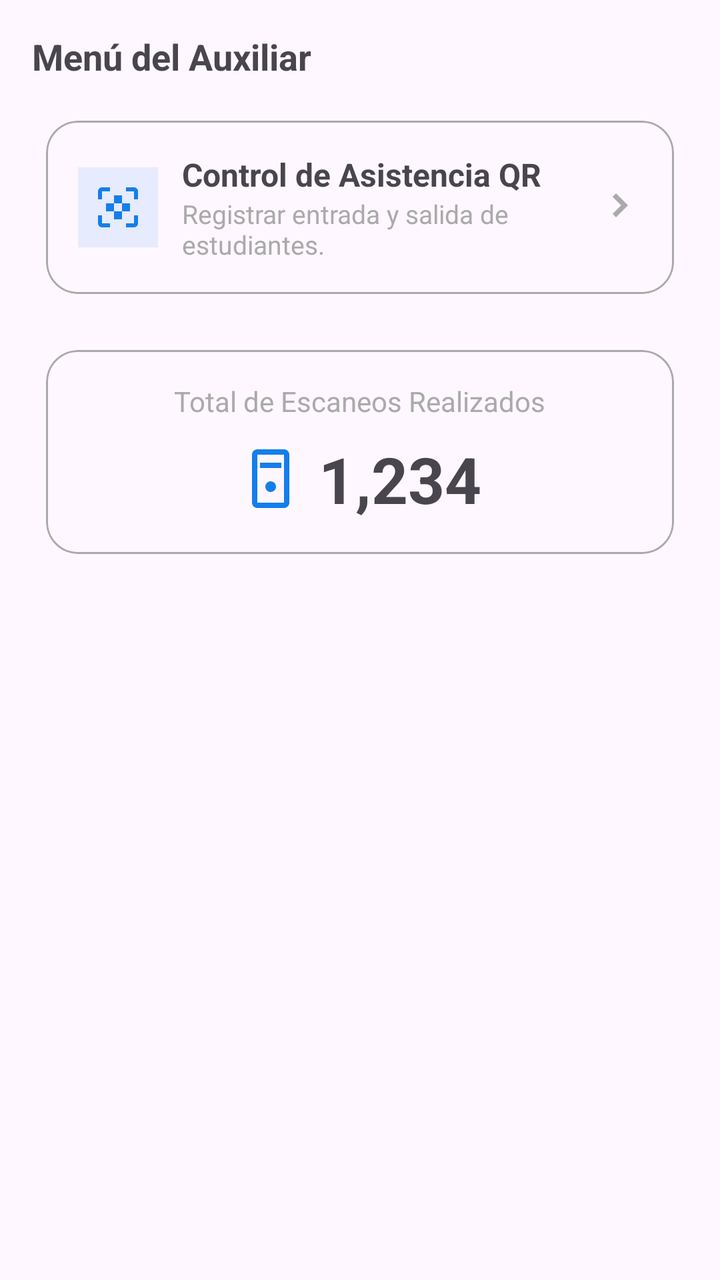
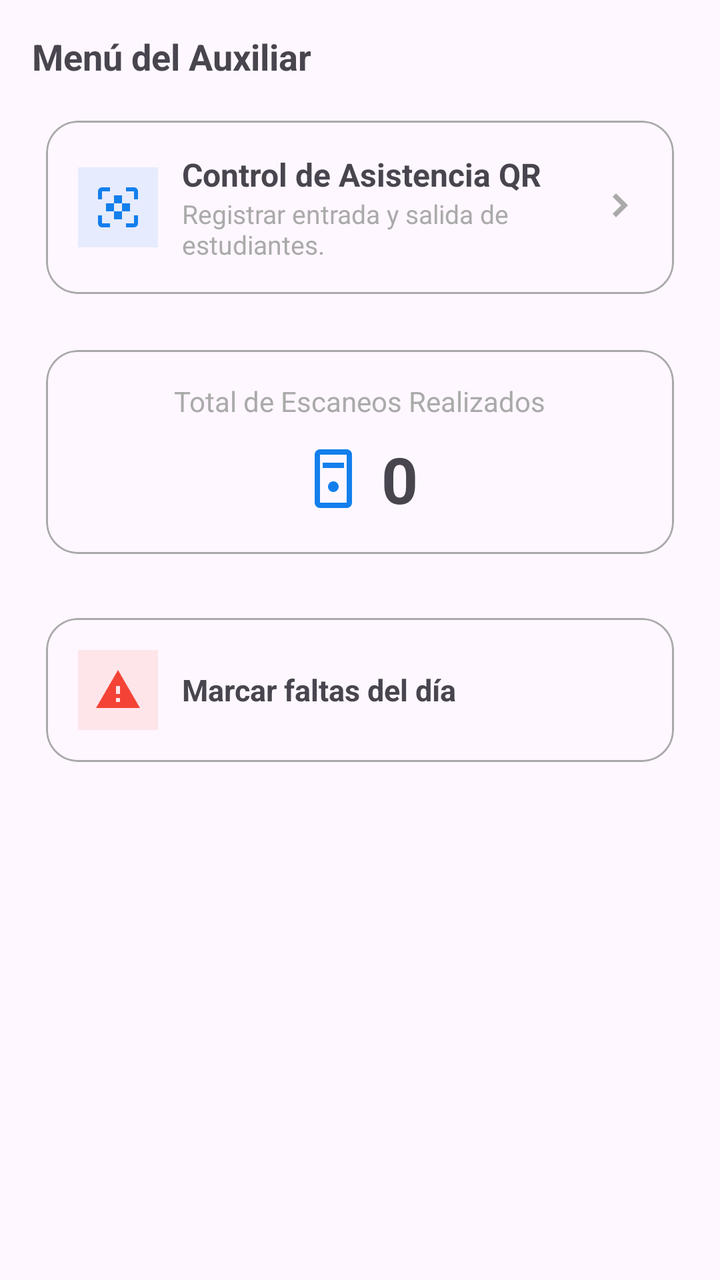

Two renders of the same Android screen: before a commit and after it. Below are the layout's source before the change and the commit's diff.
<!-- AndroidManifest.xml: application theme Theme.App_IESMdB -->
<!-- res/layout/fragment_auxiliar_home.xml -->
<?xml version="1.0" encoding="utf-8"?>
<ScrollView xmlns:android="http://schemas.android.com/apk/res/android"
    xmlns:app="http://schemas.android.com/apk/res-auto"
    android:fillViewport="true"
    android:layout_width="match_parent"
    android:layout_height="match_parent">

    <LinearLayout
        android:layout_width="match_parent"
        android:layout_height="wrap_content"
        android:orientation="vertical"
        android:padding="16dp">

        
        <TextView
            android:id="@+id/tvTitleAux"
            android:layout_width="wrap_content"
            android:layout_height="wrap_content"
            android:text="Menú del Auxiliar"
            android:textStyle="bold"
            android:textSize="18sp"
            android:paddingBottom="12dp" />

        
        <com.google.android.material.card.MaterialCardView
            android:id="@+id/cardScan"
            android:layout_width="match_parent"
            android:layout_height="wrap_content"
            android:layout_marginBottom="12dp"
            app:cardUseCompatPadding="true"
            app:cardCornerRadius="16dp"
            app:strokeWidth="1dp"
            app:strokeColor="@android:color/darker_gray">

            <LinearLayout
                android:layout_width="match_parent"
                android:layout_height="wrap_content"
                android:orientation="horizontal"
                android:padding="16dp"
                android:gravity="center_vertical">

                
                <FrameLayout
                    android:layout_width="40dp"
                    android:layout_height="40dp"
                    android:background="#1A137FEC"
                    android:foregroundGravity="center">

                    <ImageView
                        android:layout_gravity="center"
                        android:layout_width="24dp"
                        android:layout_height="24dp"
                        android:src="@drawable/ic_qr_scanner_24"
                        android:tint="#137FEC"
                        android:contentDescription="@string/app_name"/>
                </FrameLayout>

                <LinearLayout
                    android:layout_width="0dp"
                    android:layout_height="wrap_content"
                    android:layout_weight="1"
                    android:orientation="vertical"
                    android:paddingStart="12dp"
                    android:paddingEnd="12dp">

                    <TextView
                        android:layout_width="wrap_content"
                        android:layout_height="wrap_content"
                        android:text="Control de Asistencia QR"
                        android:textStyle="bold"
                        android:textSize="16sp"/>

                    <TextView
                        android:layout_width="wrap_content"
                        android:layout_height="wrap_content"
                        android:text="Registrar entrada y salida de estudiantes."
                        android:textSize="13sp"
                        android:textColor="@android:color/darker_gray"/>
                </LinearLayout>

                <ImageView
                    android:layout_width="24dp"
                    android:layout_height="24dp"
                    android:src="@drawable/ic_chevron_right_24"
                    android:tint="@android:color/darker_gray"
                    android:contentDescription="@string/app_name"/>
            </LinearLayout>
        </com.google.android.material.card.MaterialCardView>

        
        <com.google.android.material.card.MaterialCardView
            android:id="@+id/cardTotal"
            android:layout_width="match_parent"
            android:layout_height="wrap_content"
            app:cardUseCompatPadding="true"
            app:cardCornerRadius="16dp"
            app:strokeWidth="1dp"
            app:strokeColor="@android:color/darker_gray">

            <LinearLayout
                android:layout_width="match_parent"
                android:layout_height="wrap_content"
                android:orientation="vertical"
                android:padding="16dp"
                android:gravity="center_horizontal">

                <TextView
                    android:layout_width="wrap_content"
                    android:layout_height="wrap_content"
                    android:text="Total de Escaneos Realizados"
                    android:textSize="14sp"
                    android:textColor="@android:color/darker_gray"
                    android:paddingBottom="8dp"/>

                <LinearLayout
                    android:layout_width="wrap_content"
                    android:layout_height="wrap_content"
                    android:orientation="horizontal"
                    android:gravity="center">

                    <ImageView
                        android:layout_width="32dp"
                        android:layout_height="32dp"
                        android:src="@drawable/ic_doc_scanner_24"
                        android:tint="#137FEC"
                        android:contentDescription="@string/app_name"/>

                    <TextView
                        android:id="@+id/txtTotalScans"
                        android:layout_width="wrap_content"
                        android:layout_height="wrap_content"
                        android:layout_marginStart="8dp"
                        android:text="1,234"
                        android:textStyle="bold"
                        android:textSize="32sp"/>
                </LinearLayout>
            </LinearLayout>
        </com.google.android.material.card.MaterialCardView>

        
        <Space
            android:layout_width="match_parent"
            android:layout_height="80dp"/>
    </LinearLayout>
</ScrollView>
<!-- resources referenced by this layout -->
<resources>
  <!-- drawable ic_chevron_right_24 (drawable) -->
  <?xml version="1.0" encoding="utf-8"?>
  <vector xmlns:android="http://schemas.android.com/apk/res/android"
      android:width="24dp" android:height="24dp"
      android:viewportWidth="24" android:viewportHeight="24">
      <path android:fillColor="#000000"
          android:pathData="M9.29,6.71 13.58,11l-4.29,4.29L11,17l6,-6 -6,-6z"/>
  </vector>
  <!-- drawable ic_doc_scanner_24 (drawable) -->
  <?xml version="1.0" encoding="utf-8"?>
  <vector xmlns:android="http://schemas.android.com/apk/res/android"
      android:width="24dp"
      android:height="24dp"
      android:viewportWidth="24"
      android:viewportHeight="24">
      <path
          android:fillColor="#000000"
          android:pathData="M17,1H7C5.9,1 5,1.9 5,3v18c0,1.1 0.9,2 2,2h10c1.1,0 2,-0.9 2,-2V3C19,1.9 18.1,1 17,1zM17,21H7V3h10V21zM12,17c1.1,0 2,-0.9 2,-2s-0.9,-2 -2,-2 -2,0.9 -2,2 0.9,2 2,2zM8,6h8v2H8V6z"/>
  </vector>
  <!-- drawable ic_qr_scanner_24 (drawable) -->
  <?xml version="1.0" encoding="utf-8"?>
  <vector xmlns:android="http://schemas.android.com/apk/res/android"
      android:width="24dp"
      android:height="24dp"
      android:viewportWidth="24"
      android:viewportHeight="24">
      <path
          android:fillColor="#000000"
          android:pathData="M4,4h4V2H4C2.9,2 2,2.9 2,4v4h2V4zM16,4h4v4h2V4c0,-1.1 -0.9,-2 -2,-2h-4v2zM4,16H2v4c0,1.1 0.9,2 2,2h4v-2H4v-4zM20,20h-4v2h4c1.1,0 2,-0.9 2,-2v-4h-2v4zM6,10h4v4H6zM10,6h4v4h-4zM14,10h4v4h-4zM10,14h4v4h-4z"/>
  </vector>
  <string name="app_name">Control de Asistencia</string>
  <style name="Theme.App_IESMdB" parent="Base.Theme.App_IESMdB" />
  <style name="Base.Theme.App_IESMdB" parent="Theme.Material3.Light.NoActionBar">
          <item name="colorPrimary">@color/colorPrimary</item>
          <item name="android:statusBarColor">@android:color/transparent</item>
          <item name="android:navigationBarColor">@color/backgroundLight</item>
          <item name="android:windowLightStatusBar">true</item>
      </style>
  <color name="colorPrimary">#137FEC</color>
  <color name="backgroundLight">#F6F7F8</color>
</resources>

<!-- the commit's change to res/layout/fragment_auxiliar_home.xml (unified diff, before → after) -->
@@ -130,10 +130,56 @@
                         android:layout_width="wrap_content"
                         android:layout_height="wrap_content"
                         android:layout_marginStart="8dp"
-                        android:text="1,234"
+                        android:text="0"
                         android:textStyle="bold"
                         android:textSize="32sp"/>
                 </LinearLayout>
+            </LinearLayout>
+        </com.google.android.material.card.MaterialCardView>
+
+        
+        <com.google.android.material.card.MaterialCardView
+            android:id="@+id/cardMarkAbsences"
+            android:layout_width="match_parent"
+            android:layout_height="wrap_content"
+            android:layout_marginTop="16dp"
+            app:cardUseCompatPadding="true"
+            app:cardCornerRadius="16dp"
+            app:strokeWidth="1dp"
+            app:strokeColor="@android:color/darker_gray">
+
+            <LinearLayout
+                android:layout_width="match_parent"
+                android:layout_height="wrap_content"
+                android:orientation="horizontal"
+                android:padding="16dp"
+                android:gravity="center_vertical">
+
+                <FrameLayout
+                    android:layout_width="40dp"
+                    android:layout_height="40dp"
+                    android:background="#1AF44336"
+                    android:foregroundGravity="center">
+
+                    <ImageView
+                        android:layout_gravity="center"
+                        android:layout_width="24dp"
+                        android:layout_height="24dp"
+                        android:src="@drawable/ic_warning_24"
+                        android:tint="#F44336"
+                        android:contentDescription="@string/app_name"/>
+                </FrameLayout>
+
+                <TextView
+                    android:id="@+id/tvMarkAbsences"
+                    android:layout_width="0dp"
+                    android:layout_height="wrap_content"
+                    android:layout_weight="1"
+                    android:paddingStart="12dp"
+                    android:text="Marcar faltas del día"
+                    android:textStyle="bold"
+                    android:textSize="15sp"/>
+
             </LinearLayout>
         </com.google.android.material.card.MaterialCardView>
 
<!-- resource entries referenced after the edit -->
@@ -30,6 +30,18 @@
           android:fillColor="#000000"
           android:pathData="M4,4h4V2H4C2.9,2 2,2.9 2,4v4h2V4zM16,4h4v4h2V4c0,-1.1 -0.9,-2 -2,-2h-4v2zM4,16H2v4c0,1.1 0.9,2 2,2h4v-2H4v-4zM20,20h-4v2h4c1.1,0 2,-0.9 2,-2v-4h-2v4zM6,10h4v4H6zM10,6h4v4h-4zM14,10h4v4h-4zM10,14h4v4h-4z"/>
   </vector>
+  <!-- drawable ic_warning_24 (drawable) -->
+  <vector xmlns:android="http://schemas.android.com/apk/res/android"
+      android:width="24dp"
+      android:height="24dp"
+      android:viewportWidth="24"
+      android:viewportHeight="24"
+      android:tint="?attr/colorControlNormal">
+  
+      <path
+          android:fillColor="#000000"
+          android:pathData="M1,21h22L12,2 1,21zM13,18h-2v-2h2v2zM13,14h-2v-4h2v4z" />
+  </vector>
   <string name="app_name">Control de Asistencia</string>
   <style name="Theme.App_IESMdB" parent="Base.Theme.App_IESMdB" />
   <style name="Base.Theme.App_IESMdB" parent="Theme.Material3.Light.NoActionBar">
